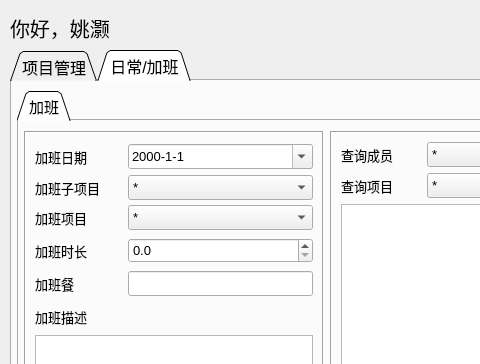
First picture: the form in ui_memberClient.ui, repository squallyaohao/overtime-management, before the edit; both pictures show x 0 to 480 and y 0 to 364 of the 1200 by 800 pixel window.
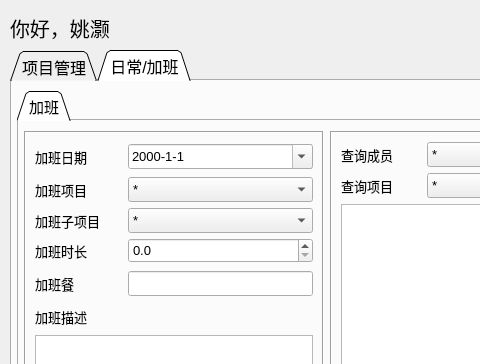
Second picture: the form after the edit. The open tabs and pages were chosen to show the change.

Commit message: new member client wip2

What changed in the file:
```diff
--- a/ui_memberClient.ui
+++ b/ui_memberClient.ui
@@ -831,75 +831,6 @@
               </item>
              </layout>
             </item>
-            <item>
-             <layout class="QHBoxLayout" name="horizontalLayout_24">
-              <item>
-               <widget class="QLabel" name="label_27">
-                <property name="sizePolicy">
-                 <sizepolicy hsizetype="Fixed" vsizetype="Preferred">
-                  <horstretch>0</horstretch>
-                  <verstretch>0</verstretch>
-                 </sizepolicy>
-                </property>
-                <property name="minimumSize">
-                 <size>
-                  <width>90</width>
-                  <height>0</height>
-                 </size>
-                </property>
-                <property name="maximumSize">
-                 <size>
-                  <width>90</width>
-                  <height>30</height>
-                 </size>
-                </property>
-                <property name="font">
-                 <font>
-                  <pointsize>10</pointsize>
-                 </font>
-                </property>
-                <property name="text">
-                 <string>加班子项目</string>
-                </property>
-               </widget>
-              </item>
-              <item>
-               <widget class="QComboBox" name="apply_subproject">
-                <property name="sizePolicy">
-                 <sizepolicy hsizetype="Preferred" vsizetype="Fixed">
-                  <horstretch>0</horstretch>
-                  <verstretch>0</verstretch>
-                 </sizepolicy>
-                </property>
-                <property name="minimumSize">
-                 <size>
-                  <width>0</width>
-                  <height>25</height>
-                 </size>
-                </property>
-                <property name="maximumSize">
-                 <size>
-                  <width>300</width>
-                  <height>25</height>
-                 </size>
-                </property>
-                <property name="font">
-                 <font>
-                  <pointsize>10</pointsize>
-                 </font>
-                </property>
-                <property name="frame">
-                 <bool>true</bool>
-                </property>
-                <item>
-                 <property name="text">
-                  <string>*</string>
-                 </property>
-                </item>
-               </widget>
-              </item>
-             </layout>
-            </item>
             <item>
              <layout class="QHBoxLayout" name="horizontalLayout_23">
               <item>
@@ -969,6 +900,75 @@
               </item>
              </layout>
             </item>
+            <item>
+             <layout class="QHBoxLayout" name="horizontalLayout_24">
+              <item>
+               <widget class="QLabel" name="label_27">
+                <property name="sizePolicy">
+                 <sizepolicy hsizetype="Fixed" vsizetype="Preferred">
+                  <horstretch>0</horstretch>
+                  <verstretch>0</verstretch>
+                 </sizepolicy>
+                </property>
+                <property name="minimumSize">
+                 <size>
+                  <width>90</width>
+                  <height>0</height>
+                 </size>
+                </property>
+                <property name="maximumSize">
+                 <size>
+                  <width>90</width>
+                  <height>30</height>
+                 </size>
+                </property>
+                <property name="font">
+                 <font>
+                  <pointsize>10</pointsize>
+                 </font>
+                </property>
+                <property name="text">
+                 <string>加班子项目</string>
+                </property>
+               </widget>
+              </item>
+              <item>
+               <widget class="QComboBox" name="apply_subproject">
+                <property name="sizePolicy">
+                 <sizepolicy hsizetype="Preferred" vsizetype="Fixed">
+                  <horstretch>0</horstretch>
+                  <verstretch>0</verstretch>
+                 </sizepolicy>
+                </property>
+                <property name="minimumSize">
+                 <size>
+                  <width>0</width>
+                  <height>25</height>
+                 </size>
+                </property>
+                <property name="maximumSize">
+                 <size>
+                  <width>300</width>
+                  <height>25</height>
+                 </size>
+                </property>
+                <property name="font">
+                 <font>
+                  <pointsize>10</pointsize>
+                 </font>
+                </property>
+                <property name="frame">
+                 <bool>true</bool>
+                </property>
+                <item>
+                 <property name="text">
+                  <string>*</string>
+                 </property>
+                </item>
+               </widget>
+              </item>
+             </layout>
+            </item>
             <item>
              <layout class="QHBoxLayout" name="horizontalLayout_27">
               <item>
```
Left out of the diff: 4 changed lines with no effect on the pictures. The commit also changes 29 other files.
